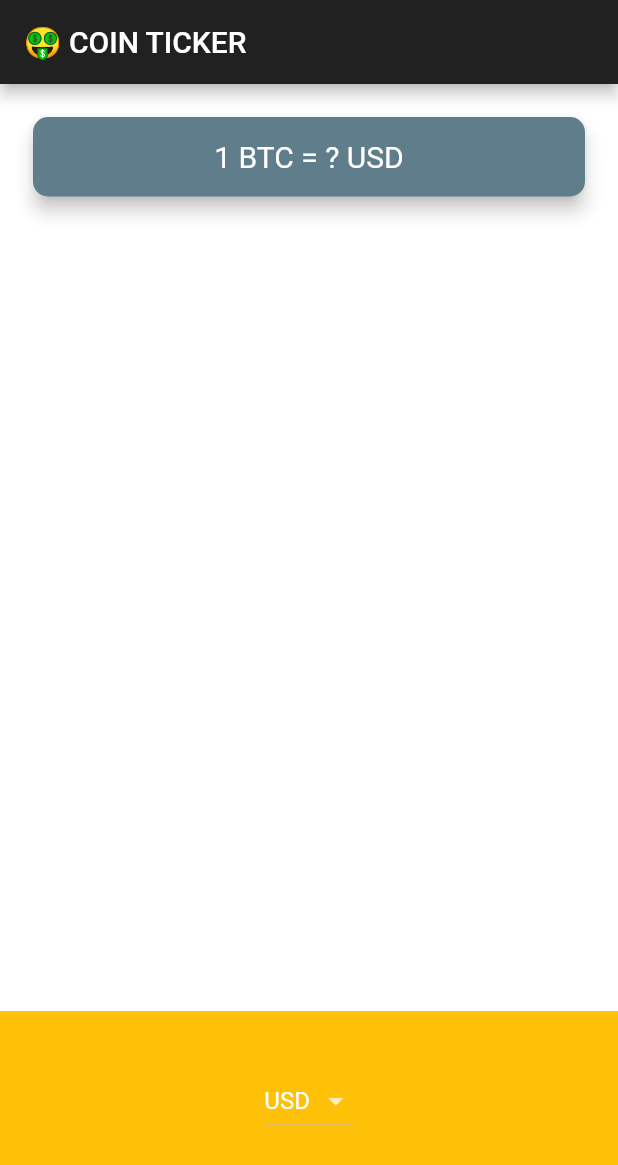
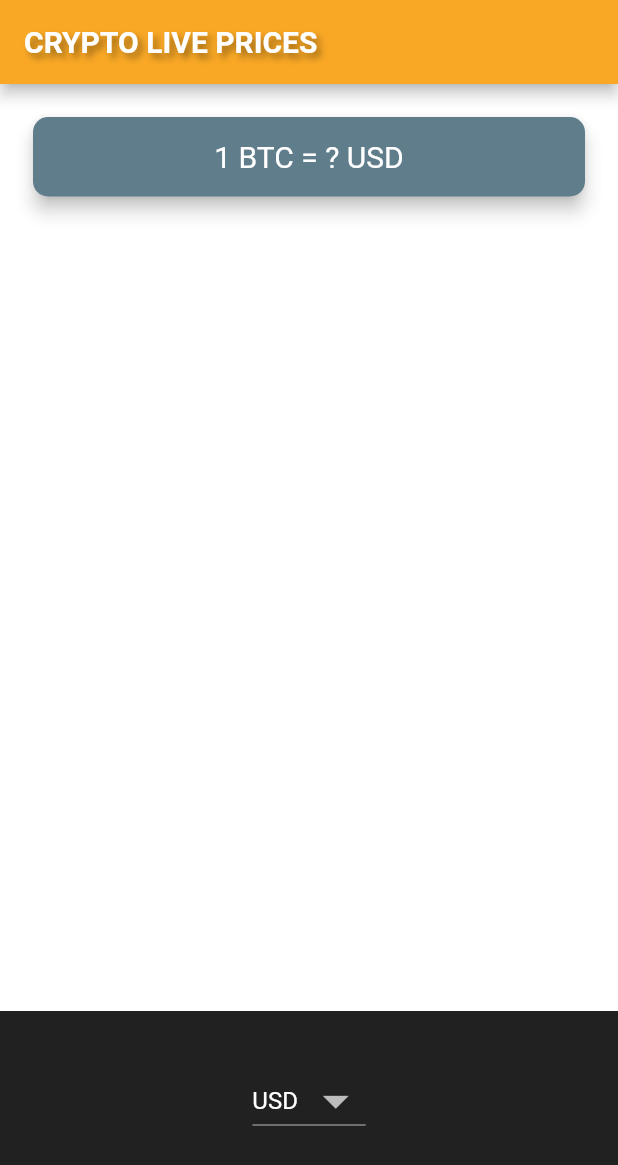
Before and after one commit to piotrstanny/flutter-crypto-live, a Flutter app: the screen it shows after launch, on a phone screen of 412 x 824 dp. Shown: the top 1165 px of the screen. Run offline on Flutter 3.47's test engine with Material 2 defaults, Android fonts, the phone set to English and light mode, and no system bars.

Commit message:
Improve price screen styling

```diff
--- a/lib/main.dart
+++ b/lib/main.dart
@@ -10,7 +10,7 @@ class MyApp extends StatelessWidget {
   Widget build(BuildContext context) {
     return MaterialApp(
       theme: ThemeData.dark().copyWith(
-//        primaryColor: Color(0xFF455A64),
+        primaryColor: Color(0xFFf9a825),
         scaffoldBackgroundColor: Colors.white,
       ),
       home: PriceScreen(),
--- a/lib/price_screen.dart
+++ b/lib/price_screen.dart
@@ -26,7 +26,19 @@ class _PriceScreenState extends State<PriceScreen> {
   Widget build(BuildContext context) {
     return Scaffold(
       appBar: AppBar(
-        title: Text('🤑 COIN TICKER'),
+        title: Text(
+          'CRYPTO LIVE PRICES',
+          style: TextStyle(
+            fontWeight: FontWeight.bold,
+            shadows: <Shadow>[
+              Shadow(
+                offset: Offset(3.0, 3.0),
+                blurRadius: 6.0,
+                color: Color.fromARGB(100, 0, 0, 0),
+              ),
+            ],
+          ),
+        ),
       ),
       body: Column(
         mainAxisAlignment: MainAxisAlignment.spaceBetween,
@@ -57,9 +69,10 @@ class _PriceScreenState extends State<PriceScreen> {
             height: 150.0,
             alignment: Alignment.center,
             padding: EdgeInsets.only(bottom: 30.0),
-            color: Color(0xFFFFC107),
+            color: Color(0xFF212121),
             child: DropdownButton(
                 value: selectedCurrency,
+                iconSize: 40,
                 items: getDropdownItems(),
                 onChanged: (value) {
                   setState(() {
```
